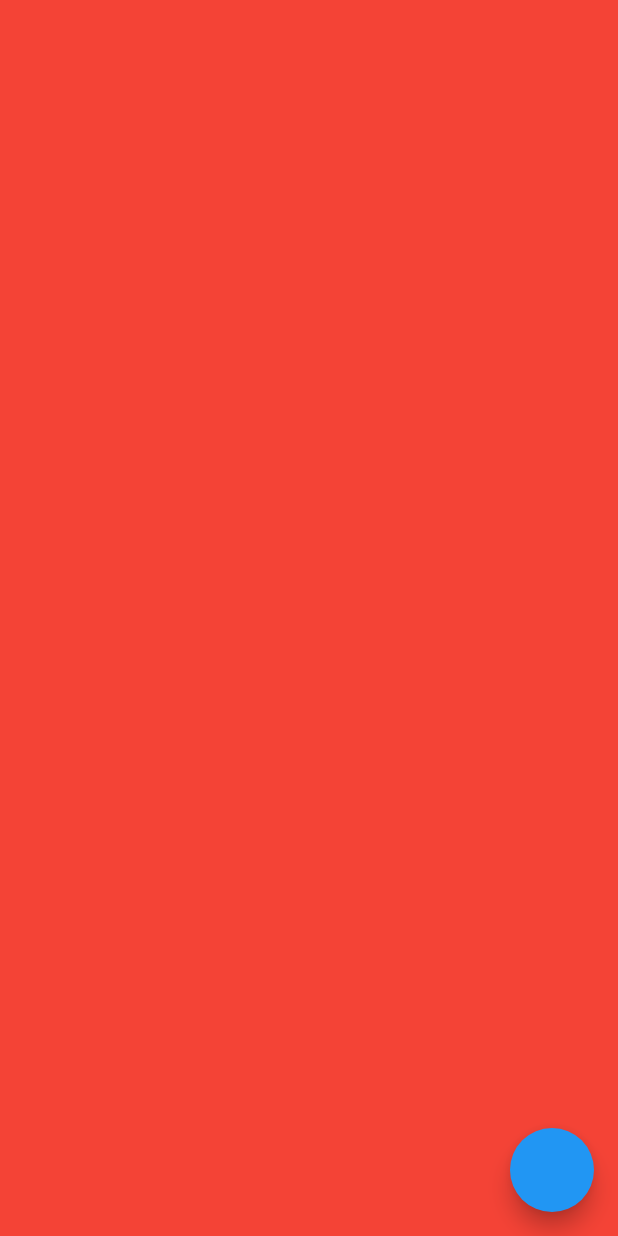
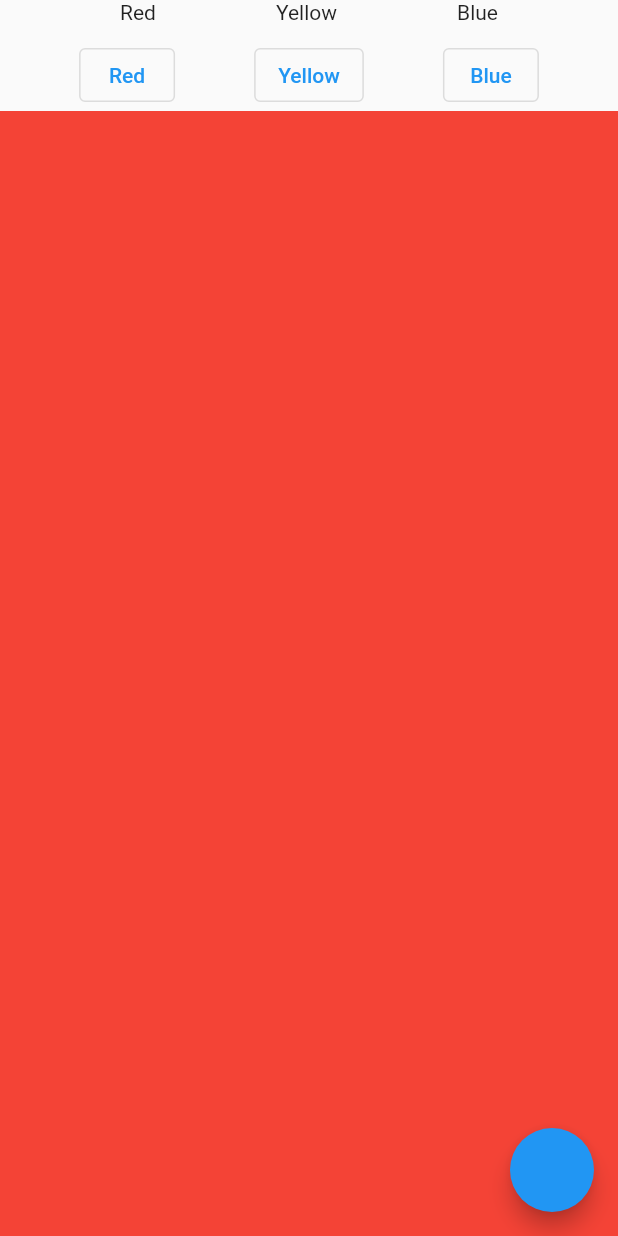
Before and after one commit to DipakShrestha-ADS/first_project, a Flutter app: the screen it shows after launch, on a phone screen of 412 x 824 dp. Run offline on Flutter 3.47's test engine with Material 2 defaults, Android fonts, the phone set to English and light mode, and no system bars.

Commit message:
homework done

```diff
--- a/lib/widgets/custom_indexed_stack_widget.dart
+++ b/lib/widgets/custom_indexed_stack_widget.dart
@@ -41,9 +41,84 @@ class _CustomIndexedStackWidgetState extends State<CustomIndexedStackWidget> {
           setState(() {});
         },
       ),
-      body: IndexedStack(
-        index: index,
-        children: widgetList,
+      body: SafeArea(
+        child: SingleChildScrollView(
+          child: Column(
+            children: [
+              Row(
+                mainAxisAlignment: MainAxisAlignment.spaceEvenly,
+                children: [
+                  GestureDetector(
+                    onTap: () {
+                      index = 0;
+                      setState(() {});
+                    },
+                    child: Text(
+                      'Red',
+                    ),
+                  ),
+                  GestureDetector(
+                    onTap: () {
+                      index = 1;
+                      setState(() {});
+                    },
+                    child: Text(
+                      'Yellow',
+                    ),
+                  ),
+                  GestureDetector(
+                    onTap: () {
+                      index = 2;
+                      setState(() {});
+                    },
+                    child: Text(
+                      'Blue',
+                    ),
+                  ),
+                ],
+              ),
+              SizedBox(
+                height: 10,
+              ),
+              Row(
+                mainAxisAlignment: MainAxisAlignment.spaceEvenly,
+                children: [
+                  OutlinedButton(
+                    onPressed: () {
+                      index = 0;
+                      setState(() {});
+                    },
+                    child: Text(
+                      'Red',
+                    ),
+                  ),
+                  OutlinedButton(
+                    onPressed: () {
+                      index = 1;
+                      setState(() {});
+                    },
+                    child: Text(
+                      'Yellow',
+                    ),
+                  ),
+                  OutlinedButton(
+                    onPressed: () {
+                      index = 2;
+                      setState(() {});
+                    },
+                    child: Text(
+                      'Blue',
+                    ),
+                  ),
+                ],
+              ),
+              IndexedStack(
+                index: index,
+                children: widgetList,
+              ),
+            ],
+          ),
+        ),
       ),
     );
   }
```
